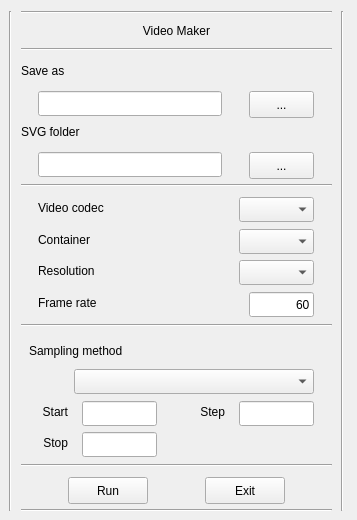
Old version of the form ui/video_maker_setup_ui.ui in the repository eM7RON/ImageEvo.
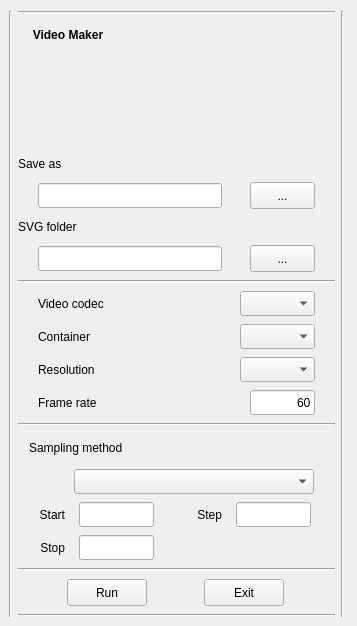
New version of the form. Icons and pictures are not drawn.

Patch:
```diff
--- a/ui/video_maker_setup_ui.ui
+++ b/ui/video_maker_setup_ui.ui
@@ -10,7 +10,7 @@
     <x>0</x>
     <y>0</y>
     <width>357</width>
-    <height>520</height>
+    <height>626</height>
    </rect>
   </property>
   <property name="sizePolicy">
@@ -22,13 +22,13 @@
   <property name="minimumSize">
    <size>
     <width>357</width>
-    <height>520</height>
+    <height>626</height>
    </size>
   </property>
   <property name="maximumSize">
    <size>
     <width>357</width>
-    <height>520</height>
+    <height>626</height>
    </size>
   </property>
   <property name="windowTitle">
@@ -52,6 +52,9 @@
    </property>
    <item>
     <layout class="QHBoxLayout" name="horizontalLayout">
+     <property name="spacing">
+      <number>6</number>
+     </property>
      <item>
       <widget class="Line" name="line_3">
        <property name="orientation">
@@ -62,7 +65,7 @@
      <item>
       <layout class="QVBoxLayout" name="verticalLayout_2">
        <property name="spacing">
-        <number>10</number>
+        <number>8</number>
        </property>
        <property name="sizeConstraint">
         <enum>QLayout::SetFixedSize</enum>
@@ -75,34 +78,116 @@
         </widget>
        </item>
        <item>
-        <layout class="QHBoxLayout" name="horizontalLayout_28">
+        <layout class="QHBoxLayout" name="horizontalLayout_2">
          <item>
           <widget class="QLabel" name="image_editor_label_2">
            <property name="sizePolicy">
-            <sizepolicy hsizetype="Preferred" vsizetype="Fixed">
+            <sizepolicy hsizetype="Fixed" vsizetype="Fixed">
              <horstretch>0</horstretch>
              <verstretch>0</verstretch>
             </sizepolicy>
            </property>
+           <property name="minimumSize">
+            <size>
+             <width>100</width>
+             <height>27</height>
+            </size>
+           </property>
+           <property name="maximumSize">
+            <size>
+             <width>100</width>
+             <height>27</height>
+            </size>
+           </property>
            <property name="text">
-            <string>Video Maker</string>
+            <string>&lt;html&gt;&lt;head/&gt;&lt;body&gt;&lt;p&gt;&lt;span style=&quot; font-weight:600;&quot;&gt;Video Maker&lt;/span&gt;&lt;/p&gt;&lt;/body&gt;&lt;/html&gt;</string>
            </property>
            <property name="alignment">
             <set>Qt::AlignCenter</set>
            </property>
           </widget>
          </item>
+         <item>
+          <spacer name="horizontalSpacer_5">
+           <property name="orientation">
+            <enum>Qt::Horizontal</enum>
+           </property>
+           <property name="sizeHint" stdset="0">
+            <size>
+             <width>40</width>
+             <height>20</height>
+            </size>
+           </property>
+          </spacer>
+         </item>
         </layout>
        </item>
        <item>
-        <widget class="Line" name="line_7">
-         <property name="orientation">
-          <enum>Qt::Horizontal</enum>
-         </property>
-        </widget>
-       </item>
-       <item>
-        <layout class="QHBoxLayout" name="horizontalLayout_60"/>
+        <layout class="QHBoxLayout" name="horizontalLayout_28">
+         <item>
+          <spacer name="horizontalSpacer_4">
+           <property name="orientation">
+            <enum>Qt::Horizontal</enum>
+           </property>
+           <property name="sizeType">
+            <enum>QSizePolicy::Fixed</enum>
+           </property>
+           <property name="sizeHint" stdset="0">
+            <size>
+             <width>78</width>
+             <height>20</height>
+            </size>
+           </property>
+          </spacer>
+         </item>
+         <item>
+          <widget class="QLabel" name="img_widget">
+           <property name="sizePolicy">
+            <sizepolicy hsizetype="Fixed" vsizetype="Fixed">
+             <horstretch>0</horstretch>
+             <verstretch>0</verstretch>
+            </sizepolicy>
+           </property>
+           <property name="minimumSize">
+            <size>
+             <width>100</width>
+             <height>100</height>
+            </size>
+           </property>
+           <property name="maximumSize">
+            <size>
+             <width>100</width>
+             <height>100</height>
+            </size>
+           </property>
+           <property name="text">
+            <string/>
+           </property>
+           <property name="pixmap">
+            <pixmap>../img/gfx/tv_img.svg</pixmap>
+           </property>
+           <property name="scaledContents">
+            <bool>true</bool>
+           </property>
+          </widget>
+         </item>
+         <item>
+          <spacer name="horizontalSpacer">
+           <property name="orientation">
+            <enum>Qt::Horizontal</enum>
+           </property>
+           <property name="sizeType">
+            <enum>QSizePolicy::Fixed</enum>
+           </property>
+           <property name="sizeHint" stdset="0">
+            <size>
+             <width>78</width>
+             <height>20</height>
+            </size>
+           </property>
+          </spacer>
+         </item>
+        </layout>
        </item>
        <item>
         <layout class="QHBoxLayout" name="horizontalLayout_35">
```
